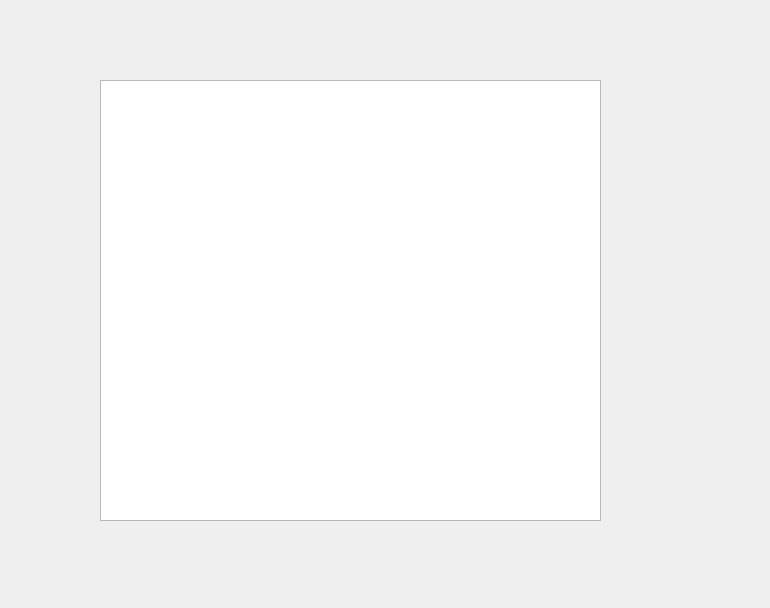
Before: the Qt Designer form NietLevelEditor/GridEditor.ui in LeVirus/NietLevelEditor, drawn with Qt 5.
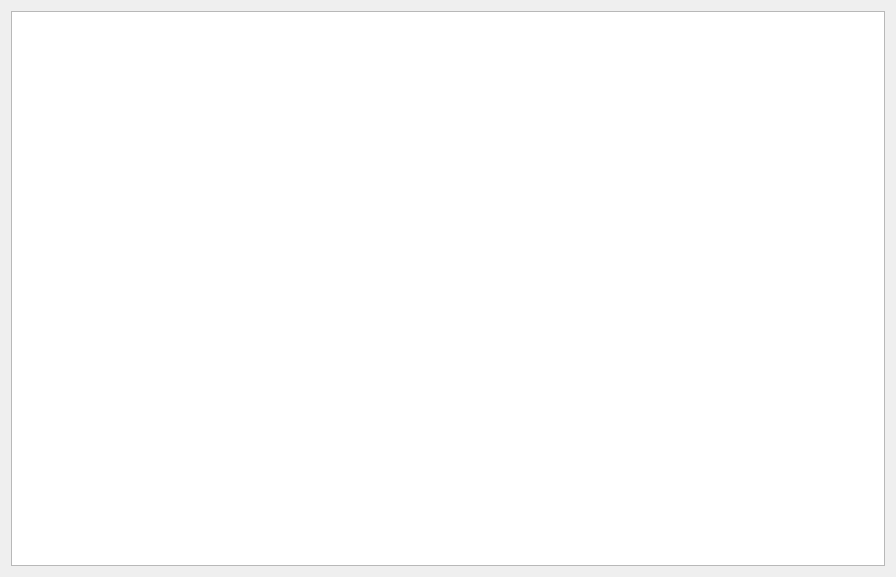
After: the same form once the commit is applied.

Commit message: Add layouts & radio button on grid editor.

```diff
--- a/NietLevelEditor/GridEditor.ui
+++ b/NietLevelEditor/GridEditor.ui
@@ -6,23 +6,25 @@
    <rect>
     <x>0</x>
     <y>0</y>
-    <width>770</width>
-    <height>608</height>
+    <width>896</width>
+    <height>577</height>
    </rect>
   </property>
   <property name="windowTitle">
    <string>Dialog</string>
   </property>
-  <widget class="QTableView" name="tableView">
-   <property name="geometry">
-    <rect>
-     <x>100</x>
-     <y>80</y>
-     <width>501</width>
-     <height>441</height>
-    </rect>
-   </property>
-  </widget>
+  <layout class="QFormLayout" name="formLayout">
+   <item row="0" column="0" colspan="2">
+    <layout class="QHBoxLayout" name="horizontalLayout_2">
+     <item>
+      <widget class="QTableView" name="tableView"/>
+     </item>
+     <item>
+      <layout class="QVBoxLayout" name="SelectableLayout"/>
+     </item>
+    </layout>
+   </item>
+  </layout>
  </widget>
  <resources/>
  <connections/>
```
The commit also changes 9 other files.
